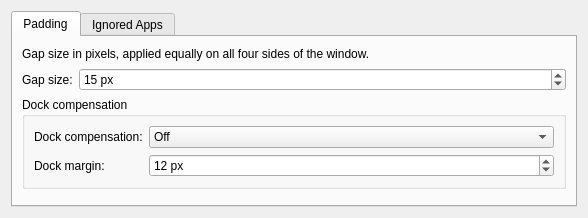
Above: maxpadd/contents/ui/config.ui from agarre/maxpadd before the change. Below: the same form after it.
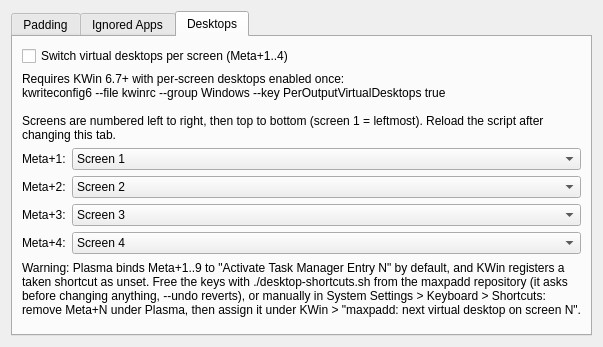
That is the form after the change. The open tabs and pages were chosen to show the change.

Commit message:
feat: add per-screen desktop switch tab
Opt-in Desktops tab: Meta+1..4 cycle one screen's virtual desktop (Hyprland workspace-per-monitor). Bump 2.2.0.

What changed in the file:
```diff
--- a/maxpadd/contents/ui/config.ui
+++ b/maxpadd/contents/ui/config.ui
@@ -175,6 +175,135 @@
                         </layout>
                     </widget>
 
+                    <!-- Tab 3: Desktops (per-screen virtual desktop switch, off by default) -->
+                    <widget class="QWidget" name="tabDesktops">
+                        <attribute name="title">
+                            <string>Desktops</string>
+                        </attribute>
+                        <layout class="QVBoxLayout" name="desktopsLayout">
+                            <item>
+                                <widget class="QCheckBox" name="kcfg_desktopSwitchEnabled">
+                                    <property name="text">
+                                        <string>Switch virtual desktops per screen (Meta+1..4)</string>
+                                    </property>
+                                    <property name="toolTip">
+                                        <string>Each shortcut cycles the virtual desktop of ONE screen, wherever the mouse is — like Hyprland workspaces per monitor.</string>
+                                    </property>
+                                </widget>
+                            </item>
+                            <item>
+                                <widget class="QLabel" name="labelDesktopsInfo">
+                                    <property name="text">
+                                        <string>Requires KWin 6.7+ with per-screen desktops enabled once:
+kwriteconfig6 --file kwinrc --group Windows --key PerOutputVirtualDesktops true
+
+Screens are numbered left to right, then top to bottom (screen 1 = leftmost). Reload the script after changing this tab.</string>
+                                    </property>
+                                    <property name="wordWrap">
+                                        <bool>true</bool>
+                                    </property>
+                                </widget>
+                            </item>
+                            <item>
+                                <layout class="QFormLayout" name="desktopsForm">
+                                    <item row="0" column="0">
+                                        <widget class="QLabel" name="labelSlot1">
+                                            <property name="text">
+                                                <string>Meta+1:</string>
+                                            </property>
+                                        </widget>
+                                    </item>
+                                    <item row="0" column="1">
+                                        <widget class="QComboBox" name="kcfg_desktopSlot1">
+                                            <property name="currentIndex">
+                                                <number>1</number>
+                                            </property>
+                                            <item><property name="text"><string>Off</string></property></item>
+                                            <item><property name="text"><string>Screen 1</string></property></item>
+                                            <item><property name="text"><string>Screen 2</string></property></item>
+                                            <item><property name="text"><string>Screen 3</string></property></item>
+                                            <item><property name="text"><string>Screen 4</string></property></item>
+                                        </widget>
+                                    </item>
+                                    <item row="1" column="0">
+                                        <widget class="QLabel" name="labelSlot2">
+                                            <property name="text">
+                                                <string>Meta+2:</string>
+                                            </property>
+                                        </widget>
+                                    </item>
+                                    <item row="1" column="1">
+                                        <widget class="QComboBox" name="kcfg_desktopSlot2">
+                                            <property name="currentIndex">
+                                                <number>2</number>
+                                            </property>
+                                            <item><property name="text"><string>Off</string></property></item>
+                                            <item><property name="text"><string>Screen 1</string></property></item>
+                                            <item><property name="text"><string>Screen 2</string></property></item>
+                                            <item><property name="text"><string>Screen 3</string></property></item>
+                                            <item><property name="text"><string>Screen 4</string></property></item>
+                                        </widget>
+                                    </item>
+                                    <item row="2" column="0">
+                                        <widget class="QLabel" name="labelSlot3">
+                                            <property name="text">
+                                                <string>Meta+3:</string>
+                                            </property>
+                                        </widget>
+                                    </item>
+                                    <item row="2" column="1">
+                                        <widget class="QComboBox" name="kcfg_desktopSlot3">
+                                            <property name="currentIndex">
+                                                <number>3</number>
+                                            </property>
+                                            <item><property name="text"><string>Off</string></property></item>
+                                            <item><property name="text"><string>Screen 1</string></property></item>
+                                            <item><property name="text"><string>Screen 2</string></property></item>
+                                            <item><property name="text"><string>Screen 3</string></property></item>
+                                            <item><property name="text"><string>Screen 4</string></property></item>
+                                        </widget>
+                                    </item>
+                                    <item row="3" column="0">
+                                        <widget class="QLabel" name="labelSlot4">
+                                            <property name="text">
+                                                <string>Meta+4:</string>
+                                            </property>
+                                        </widget>
+                                    </item>
+                                    <item row="3" column="1">
+                                        <widget class="QComboBox" name="kcfg_desktopSlot4">
+                                            <property name="currentIndex">
+                                                <number>4</number>
+                                            </property>
+                                            <item><property name="text"><string>Off</string></property></item>
+                                            <item><property name="text"><string>Screen 1</string></property></item>
+                                            <item><property name="text"><string>Screen 2</string></property></item>
+                                            <item><property name="text"><string>Screen 3</string></property></item>
+                                            <item><property name="text"><string>Screen 4</string></property></item>
+                                        </widget>
+                                    </item>
+                                </layout>
+                            </item>
+                            <item>
+                                <widget class="QLabel" name="labelDesktopsWarning">
+                                    <property name="text">
+                                        <string>Warning: Plasma binds Meta+1..9 to "Activate Task Manager Entry N" by default, and KWin registers a taken shortcut as unset. Free the keys with ./desktop-shortcuts.sh from the maxpadd repository (it asks before changing anything, --undo reverts), or manually in System Settings &gt; Keyboard &gt; Shortcuts: remove Meta+N under Plasma, then assign it under KWin &gt; "maxpadd: next virtual desktop on screen N".</string>
+                                    </property>
+                                    <property name="wordWrap">
+                                        <bool>true</bool>
+                                    </property>
+                                </widget>
+                            </item>
+                            <item>
+                                <spacer name="desktopsSpacer">
+                                    <property name="orientation">
+                                        <enum>Qt::Vertical</enum>
+                                    </property>
+                                </spacer>
+                            </item>
+                        </layout>
+                    </widget>
+
                 </widget>
             </item>
         </layout>
```
The commit also changes 6 other files.
